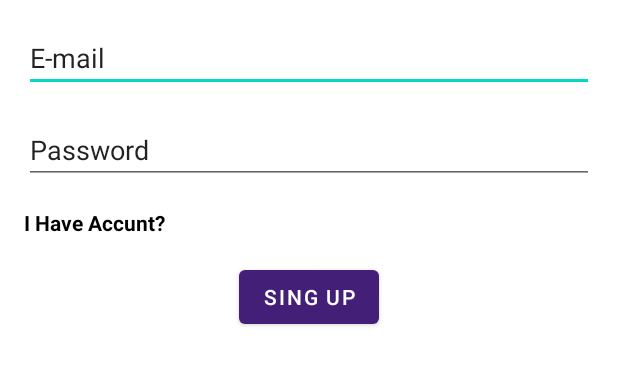
After one commit to Shahad161/FireBase, an Android app: the layout activity_sing_up.xml on its own in the app's theme, with its tools: preview values and no code run, on a phone screen of 412 x 824 dp. The commit adds this screen. Shown: the top 365 px of the screen. Run offline under Robolectric (Android 15) with nearby library versions, the phone set to English and light mode, and no system bars.

Commit message:
create sing in and sing up

```diff
--- a/app/build.gradle
+++ b/app/build.gradle
@@ -46,6 +46,7 @@ dependencies {
     implementation 'com.google.android.material:material:1.4.0'
     implementation 'androidx.constraintlayout:constraintlayout:2.1.2'
     implementation 'androidx.legacy:legacy-support-v4:1.0.0'
+    implementation 'com.google.firebase:firebase-auth:21.0.1'
     testImplementation 'junit:junit:'
     androidTestImplementation 'androidx.test.ext:junit:1.1.3'
     androidTestImplementation 'androidx.test.espresso:espresso-core:3.4.0'
--- a/app/src/main/java/com/example/firebase/ui/base/AppDiffUtil.kt
+++ b/app/src/main/java/com/example/firebase/ui/base/AppDiffUtil.kt
@@ -10,7 +10,6 @@ class AppDiffUtil<T>(
 ) : DiffUtil.Callback() {
 
     override fun getOldListSize() = oldList.size
-
     override fun getNewListSize() = newList.size
 
     override fun areItemsTheSame(oldItemPosition: Int, newItemPosition: Int) =
--- a/app/src/main/res/layout/activity_main.xml
+++ b/app/src/main/res/layout/activity_main.xml
@@ -7,7 +7,8 @@
     <data>
         <variable
             name="viewModel"
-            type="com.example.firebase.ui.activity.MainViewModel" />
+            type="com.example.firebase.ui.activity.MainViewModel"
+            />
     </data>
 
     <androidx.constraintlayout.widget.ConstraintLayout
--- /dev/null
+++ b/app/src/main/res/layout/activity_sing_up.xml
@@ -0,0 +1,67 @@
+<?xml version="1.0" encoding="utf-8"?>
+<layout
+    xmlns:android="http://schemas.android.com/apk/res/android"
+    xmlns:app="http://schemas.android.com/apk/res-auto"
+    xmlns:tools="http://schemas.android.com/tools">
+
+    <data>
+        <variable
+            name="viewModel"
+            type="com.example.firebase.ui.sing_up.SingUpViewModel"
+            />
+    </data>
+
+    <androidx.constraintlayout.widget.ConstraintLayout
+        android:layout_width="match_parent"
+        android:layout_height="match_parent"
+        android:padding="16dp"
+        tools:context=".ui.sing_up.SingUpActivity">
+
+        <EditText
+            android:id="@+id/email"
+            android:layout_width="match_parent"
+            android:layout_height="wrap_content"
+            android:text="E-mail"
+            app:layout_constraintEnd_toEndOf="parent"
+            app:layout_constraintHorizontal_bias="0.498"
+            app:layout_constraintStart_toStartOf="parent"
+            app:layout_constraintTop_toTopOf="parent"
+            />
+
+        <EditText
+            android:id="@+id/password"
+            android:layout_width="match_parent"
+            android:layout_height="wrap_content"
+            android:text="Password"
+            android:layout_marginTop="16dp"
+            app:layout_constraintEnd_toEndOf="parent"
+            app:layout_constraintHorizontal_bias="0.498"
+            app:layout_constraintStart_toStartOf="parent"
+            app:layout_constraintTop_toBottomOf="@+id/email"
+            />
+
+        <TextView
+            android:id="@+id/sing_in_btn"
+            android:layout_width="wrap_content"
+            android:layout_height="wrap_content"
+            android:layout_marginTop="16dp"
+            android:text="I Have Accunt?"
+            android:textColor="@color/black"
+            android:textStyle="bold"
+            app:layout_constraintStart_toStartOf="parent"
+            app:layout_constraintTop_toBottomOf="@+id/password"
+            />
+
+        <Button
+            android:id="@+id/sing_up_btn"
+            android:layout_width="wrap_content"
+            android:layout_height="wrap_content"
+            android:layout_marginTop="16dp"
+            android:text="Sing Up"
+            app:layout_constraintEnd_toEndOf="parent"
+            app:layout_constraintStart_toStartOf="parent"
+            app:layout_constraintTop_toBottomOf="@+id/sing_in_btn"
+            />
+
+    </androidx.constraintlayout.widget.ConstraintLayout>
+</layout>
--- a/app/src/main/res/layout/item_message.xml
+++ b/app/src/main/res/layout/item_message.xml
@@ -44,7 +44,6 @@
             android:textAppearance="?android:attr/textAppearanceSmall"
             android:textColor="#090B12"
             android:visibility="invisible"
-
             app:layout_constraintEnd_toEndOf="parent"
             app:layout_constraintTop_toTopOf="parent"
             app:receiver="@{item.name}"
@@ -60,8 +59,8 @@
             app:sender="@{item.name}"
             android:visibility="invisible"
             app:layout_constraintStart_toStartOf="parent"
-            app:layout_constraintTop_toBottomOf="@+id/user"
-            >
+            app:layout_constraintTop_toBottomOf="@+id/user">
+
 
             <androidx.constraintlayout.widget.ConstraintLayout
                 android:layout_width="match_parent"
@@ -100,7 +99,6 @@
                     tools:text="2:00" />
 
             </androidx.constraintlayout.widget.ConstraintLayout>
-
         </com.google.android.material.card.MaterialCardView>
 
 
--- a/build.gradle
+++ b/build.gradle
@@ -8,7 +8,7 @@ buildscript {
     }
     dependencies {
         classpath "com.android.tools.build:gradle:7.0.4"
-        classpath "org.jetbrains.kotlin:kotlin-gradle-plugin:1.6.0"
+        classpath 'org.jetbrains.kotlin:kotlin-gradle-plugin:1.6.10'
 
 
         classpath 'com.google.gms:google-services:4.3.10'
```
Also changed, not shown: app/src/main/AndroidManifest.xml (+6 -1 lines), app/src/main/java/com/example/firebase/ui/sing_in/SingInActivity.kt (added, +26 -0 lines), app/src/main/java/com/example/firebase/ui/sing_in/SingInViewModel.kt (added, +11 -0 lines), app/src/main/java/com/example/firebase/ui/sing_up/SingUpActivity.kt (added, +27 -0 lines), app/src/main/java/com/example/firebase/ui/sing_up/SingUpViewModel.kt (added, +11 -0 lines), app/src/main/res/layout/activity_sing_in.xml (added, +64 -0 lines).
